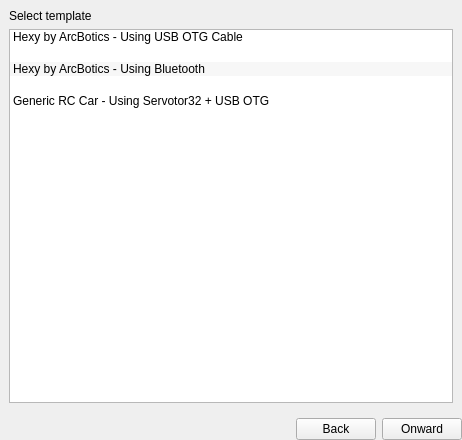
Before: the Qt Designer form libs/libcore/ui/HardwareWizard.ui in mrdeveloperdude/OctoMY, drawn with Qt 5.
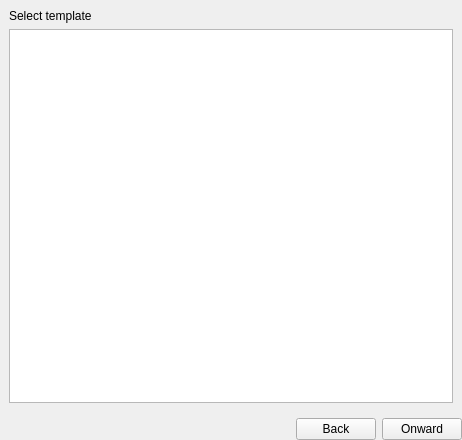
After: the same form once the commit is applied. Icons and pictures are not drawn.

```diff
--- a/libs/libcore/ui/HardwareWizard.ui
+++ b/libs/libcore/ui/HardwareWizard.ui
@@ -41,7 +41,7 @@
         </widget>
        </item>
        <item>
-        <widget class="QListWidget" name="listWidgetTemplate">
+        <widget class="QListView" name="listViewTemplate">
          <property name="alternatingRowColors">
           <bool>true</bool>
          </property>
@@ -54,33 +54,6 @@
            <height>32</height>
           </size>
          </property>
-         <item>
-          <property name="text">
-           <string>Hexy by ArcBotics - Using USB OTG Cable</string>
-          </property>
-          <property name="icon">
-           <iconset resource="../resources/icons.qrc">
-            <normaloff>:/icons/servotor32_otg.svg</normaloff>:/icons/servotor32_otg.svg</iconset>
-          </property>
-         </item>
-         <item>
-          <property name="text">
-           <string>Hexy by ArcBotics - Using Bluetooth</string>
-          </property>
-          <property name="icon">
-           <iconset resource="../resources/icons.qrc">
-            <normaloff>:/icons/servotor32_bt.svg</normaloff>:/icons/servotor32_bt.svg</iconset>
-          </property>
-         </item>
-         <item>
-          <property name="text">
-           <string>Generic RC Car - Using Servotor32 + USB OTG</string>
-          </property>
-          <property name="icon">
-           <iconset resource="../resources/icons.qrc">
-            <normaloff>:/icons/servotor32_otg.svg</normaloff>:/icons/servotor32_otg.svg</iconset>
-          </property>
-         </item>
         </widget>
        </item>
       </layout>
```
